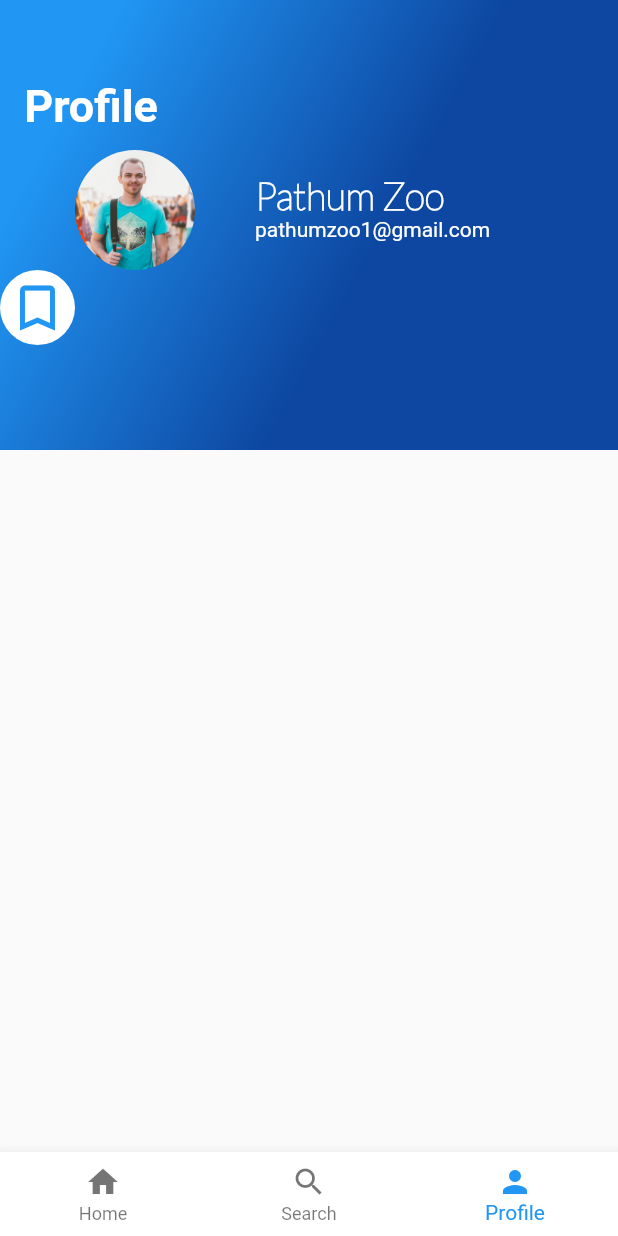
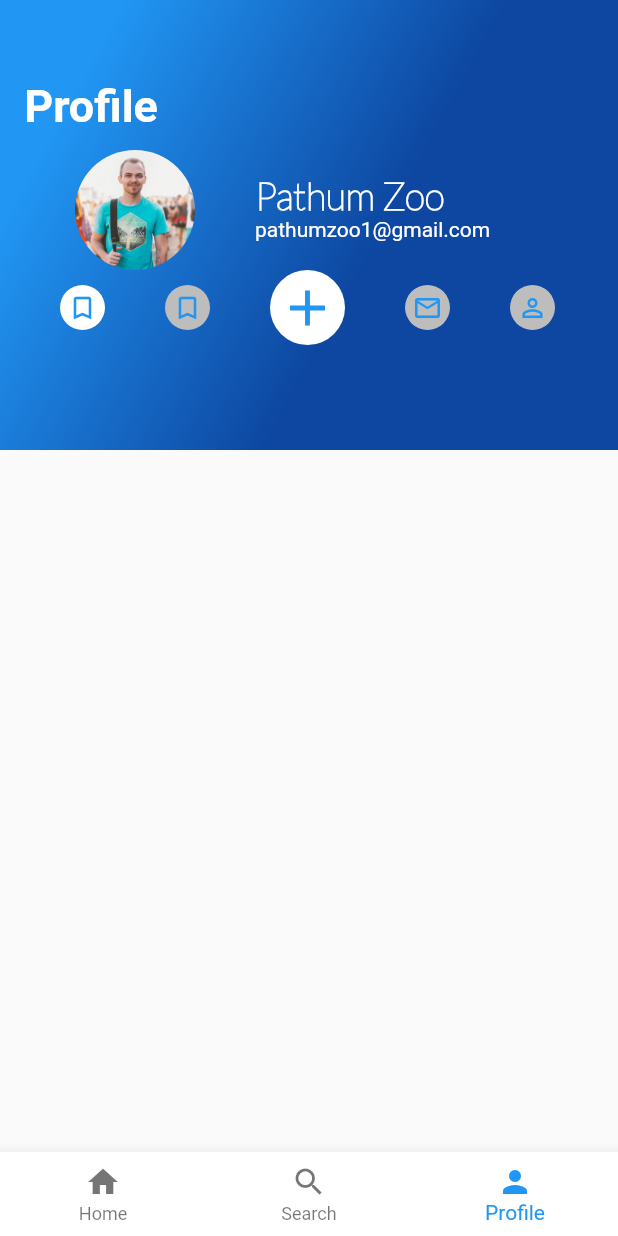
Before and after one commit to pipeprieto/f_uiproject, a Flutter app: the screen it shows after launch, item 3 of the bottom bar chosen, on a phone screen of 412 x 824 dp. Run offline on Flutter 3.47's test engine with Material 2 defaults, Android fonts, the phone set to English and light mode, and no system bars.

Commit message:
Add: Icons Listview

```diff
--- a/lib/ui/widgets/button_list.dart
+++ b/lib/ui/widgets/button_list.dart
@@ -11,11 +11,58 @@ class ButtonList extends StatelessWidget {
             child: Icon(
               Icons.bookmark_outline,
               color: Colors.blue,
+              size: 20.0,
+            ),
+            height: 30.0,
+            width: 30.0,
+            margin: EdgeInsets.only(left: 40.0)),
+        Container(
+            decoration: BoxDecoration(
+                borderRadius: BorderRadius.circular(30.0),
+                color: Colors.grey.shade400),
+            child: Icon(
+              Icons.bookmark_outline,
+              color: Colors.blue,
+              size: 20.0,
+            ),
+            height: 30.0,
+            width: 30.0,
+            margin: EdgeInsets.only(left: 40.0)),
+        Container(
+            decoration: BoxDecoration(
+                borderRadius: BorderRadius.circular(30.0), color: Colors.white),
+            child: Icon(
+              Icons.add,
+              color: Colors.blue,
               size: 40.0,
             ),
             height: 50.0,
             width: 50.0,
-        )
+            margin: EdgeInsets.only(left: 40.0)),
+        Container(
+            decoration: BoxDecoration(
+                borderRadius: BorderRadius.circular(30.0),
+                color: Colors.grey.shade400),
+            child: Icon(
+              Icons.email_outlined,
+              color: Colors.blue,
+              size: 20.0,
+            ),
+            height: 30.0,
+            width: 30.0,
+            margin: EdgeInsets.only(left: 40.0)),
+        Container(
+            decoration: BoxDecoration(
+                borderRadius: BorderRadius.circular(30.0),
+                color: Colors.grey.shade400),
+            child: Icon(
+              Icons.person_outline_sharp,
+              color: Colors.blue,
+              size: 20.0,
+            ),
+            height: 30.0,
+            width: 30.0,
+            margin: EdgeInsets.only(left: 40.0))
       ],
     );
 
```
Lines whose indentation alone changed are shown as unchanged.
